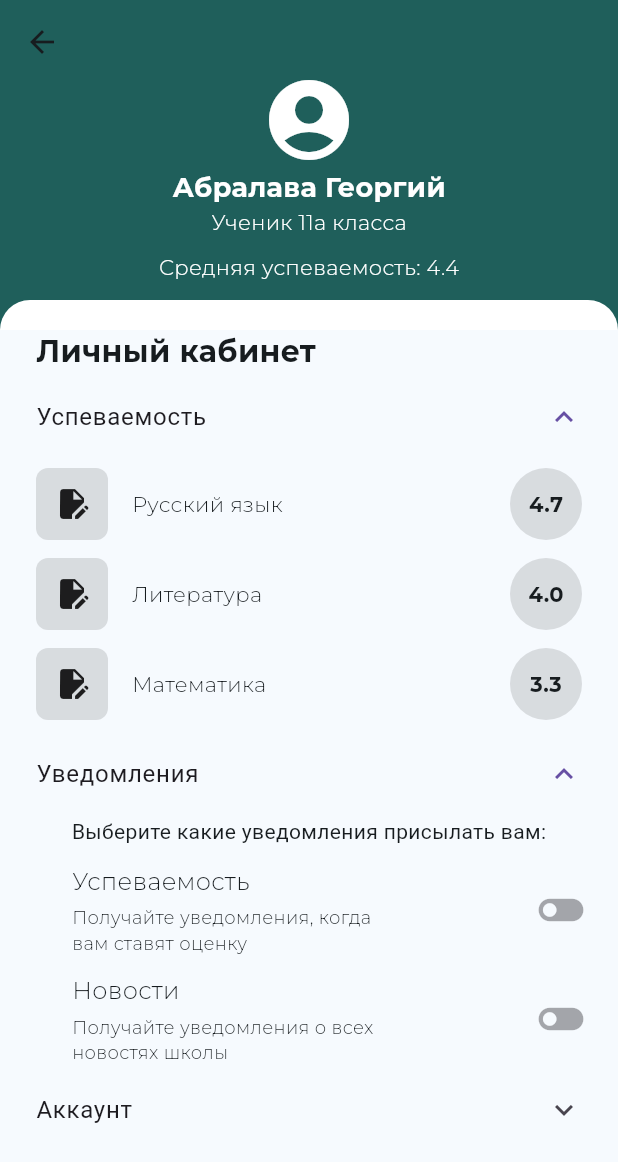
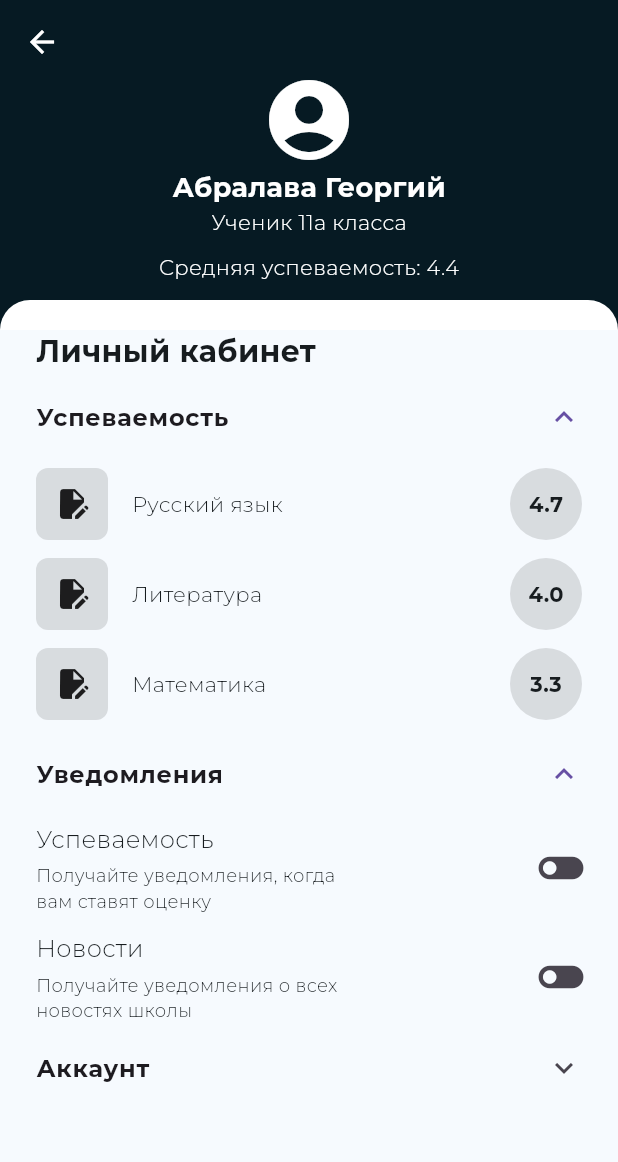
Before and after one commit to gabralava/school_manager, a Flutter app: the PersonalAccountScreen screen opened directly, after a tap on "Успеваемость", after a tap on "Уведомления", on a phone screen of 412 x 824 dp. Shown: the top 1162 px of the screen. Run offline on Flutter 3.47's test engine with Material 3 defaults, Android fonts, the phone set to English and light mode, and no system bars; project files that could hold a hidden picture were left out.

Commit message:
Make it looks prettier and add working toggle button

```diff
--- a/lib/presentation/personal_account_page.dart
+++ b/lib/presentation/personal_account_page.dart
@@ -9,7 +9,8 @@ class PersonalAccountScreen extends StatelessWidget {
       body: CustomScrollView(
         slivers: <Widget>[
           const SliverAppBar(
-            backgroundColor: Color.fromRGBO(31, 95, 91, 1),
+            iconTheme: IconThemeData(color: Colors.white),
+            backgroundColor: Color.fromRGBO(6, 26, 35, 1),
             floating: true,
             expandedHeight: 200.0,
             flexibleSpace: FlexibleSpaceBar(
@@ -55,7 +56,7 @@ class PersonalAccountScreen extends StatelessWidget {
           ),
           SliverToBoxAdapter(
             child: Container(
-              color: const Color.fromRGBO(31, 95, 91, 1),
+              color: const Color.fromRGBO(6, 26, 35, 1),
               height: 20,
               child: Column(
                 mainAxisAlignment: MainAxisAlignment.end,
@@ -83,7 +84,7 @@ class PersonalAccountScreen extends StatelessWidget {
                       'Личный кабинет',
                       style: TextStyle(
                           fontFamily: 'Montserrat',
-                          fontWeight: FontWeight.w700,
+                          fontWeight: FontWeight.w800,
                           fontSize: 20),
                     )),
                 Theme(
@@ -92,7 +93,13 @@ class PersonalAccountScreen extends StatelessWidget {
                   ),
                   child: const ExpansionTile(
                     tilePadding: EdgeInsets.only(left: 24, right: 24),
-                    title: Text('Успеваемость'),
+                    title: Text(
+                      'Успеваемость',
+                      style: TextStyle(
+                          fontFamily: 'Montserrat',
+                          fontWeight: FontWeight.w700,
+                          fontSize: 16),
+                    ),
                     children: [
                       PerformanceWidget(
                         subject: 'Русский язык',
@@ -113,14 +120,19 @@ class PersonalAccountScreen extends StatelessWidget {
                   data: ThemeData(dividerColor: Colors.transparent),
                   child: const ExpansionTile(
                     tilePadding: EdgeInsets.only(left: 24, right: 24),
-                    title: Text('Уведомления'),
+                    title: Text(
+                      'Уведомления',
+                      style: TextStyle(
+                          fontFamily: 'Montserrat',
+                          fontWeight: FontWeight.w700,
+                          fontSize: 16),
+                    ),
                     children: [
                       Column(
                         children: [
-                          Text('Выберите какие уведомления присылать вам:'),
                           Padding(
                             padding:
-                                EdgeInsets.only(left: 48, top: 12, right: 12),
+                                EdgeInsets.only(left: 24, top: 4, right: 12),
                             child: Row(
                               children: [
                                 Column(
@@ -143,18 +155,13 @@ class PersonalAccountScreen extends StatelessWidget {
                                   ],
                                 ),
                                 Spacer(),
-                                IconButton(
-                                    onPressed: null,
-                                    icon: Icon(
-                                      Icons.toggle_off,
-                                      size: 36,
-                                    )),
+                                ToggleButton(),
                               ],
                             ),
                           ),
                           Padding(
                             padding:
-                                EdgeInsets.only(left: 48, top: 12, right: 12),
+                                EdgeInsets.only(left: 24, top: 12, right: 12),
                             child: Row(
                               children: [
                                 Column(
@@ -177,12 +184,7 @@ class PersonalAccountScreen extends StatelessWidget {
                                   ],
                                 ),
                                 Spacer(),
-                                IconButton(
-                                    onPressed: null,
-                                    icon: Icon(
-                                      Icons.toggle_off,
-                                      size: 36,
-                                    )),
+                                ToggleButton(),
                               ],
                             ),
                           ),
@@ -195,10 +197,17 @@ class PersonalAccountScreen extends StatelessWidget {
                     data: ThemeData(dividerColor: Colors.transparent),
                     child: ExpansionTile(
                       tilePadding: const EdgeInsets.only(left: 24, right: 24),
-                      title: const Text('Аккаунт'),
+                      title: const Text(
+                        'Аккаунт',
+                        style: TextStyle(
+                            fontFamily: 'Montserrat',
+                            fontWeight: FontWeight.w700,
+                            fontSize: 16),
+                      ),
                       children: [
                         Padding(
-                          padding: const EdgeInsets.only(left: 24, right: 24),
+                          padding: const EdgeInsets.only(
+                              left: 24, right: 24, bottom: 24),
                           child: Column(
                             children: [
                               const Row(
@@ -221,7 +230,14 @@ class PersonalAccountScreen extends StatelessWidget {
                                   ),
                                 ],
                               ),
-                              Padding(padding: const EdgeInsets.only(top: 8, bottom: 8),child: Container(height: 1, color: const Color.fromRGBO(217, 215, 215, 1),)),
+                              Padding(
+                                  padding:
+                                      const EdgeInsets.only(top: 8, bottom: 8),
+                                  child: Container(
+                                    height: 1,
+                                    color:
+                                        const Color.fromRGBO(217, 215, 215, 1),
+                                  )),
                               const Row(
                                 mainAxisAlignment:
                                     MainAxisAlignment.spaceBetween,
@@ -241,9 +257,15 @@ class PersonalAccountScreen extends StatelessWidget {
                                         fontSize: 12),
                                   ),
                                 ],
-
                               ),
-                              Padding(padding: const EdgeInsets.only(top: 8, bottom: 8),child: Container(height: 1, color: const Color.fromRGBO(217, 215, 215, 1),)),
+                              Padding(
+                                  padding:
+                                      const EdgeInsets.only(top: 8, bottom: 8),
+                                  child: Container(
+                                    height: 1,
+                                    color:
+                                        const Color.fromRGBO(217, 215, 215, 1),
+                                  )),
                               const Row(
                                 mainAxisAlignment:
                                     MainAxisAlignment.spaceBetween,
@@ -335,3 +357,27 @@ class PerformanceWidget extends StatelessWidget {
     );
   }
 }
+
+
+class ToggleButton extends StatefulWidget {
+  const ToggleButton({super.key});
+
+  @override
+  State<ToggleButton> createState() => _ToggleButtonState();
+}
+
+class _ToggleButtonState extends State<ToggleButton> {
+  bool isToggleOn = false;
+
+  @override
+  Widget build(BuildContext context) {
+    return IconButton(
+      onPressed: () {
+        setState(() {
+          isToggleOn = !isToggleOn;
+        });
+      },
+      icon: isToggleOn ? const Icon(Icons.toggle_on, size: 36,) : const Icon(Icons.toggle_off, size: 36,),
+    );
+  }
+}
```
